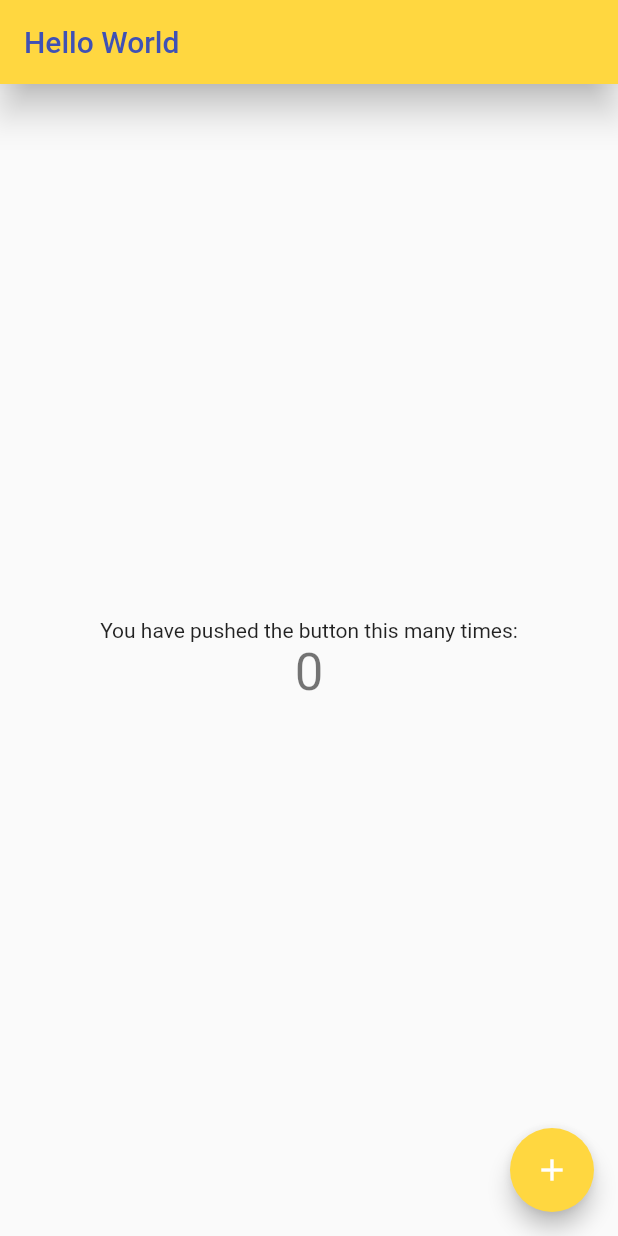
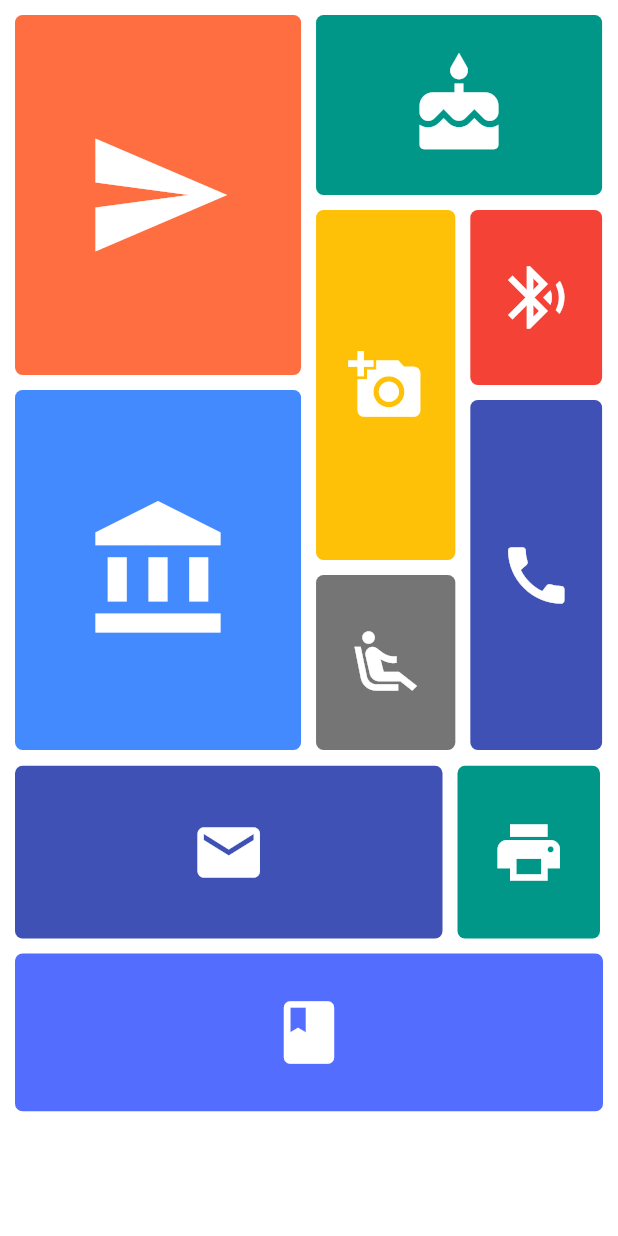
Before and after one commit to shubhams-geekyants/ShubhamFlutterTraining, a Flutter app: the screen it shows after launch, on a phone screen of 412 x 824 dp. Run offline on Flutter 3.47's test engine with Material 2 defaults, Android fonts, the phone set to English and light mode, and no system bars.

Commit message:
app layout done

```diff
--- a/ady_5_assignment/booking/lib/airline.dart
+++ b/ady_5_assignment/booking/lib/airline.dart
@@ -1,9 +1,5 @@
 class Airline{
   static int _sheets = 30, _booked = 0;
-  Airline(){
-    _sheets = 100;
-    _booked = 0;
-  }
 
   static int get available => _sheets - _booked;
 
--- /dev/null
+++ b/ady_5_assignment/hospital/bin/main.dart
@@ -0,0 +1,3 @@
+
+void main(List<String> arguments) {
+}
--- /dev/null
+++ b/learning_app/lib/layout.dart
@@ -0,0 +1,194 @@
+import 'package:flutter/material.dart';
+
+
+class Layout extends StatelessWidget{
+
+  Layout({Key key}):super(key:key){}
+
+  @override
+  Widget build(BuildContext context) {
+    return SafeArea(
+      child: Scaffold(
+        body: Container(
+          decoration: BoxDecoration(
+            color: Colors.white,
+            boxShadow: [BoxShadow(blurRadius: 2, spreadRadius: 1)]
+          ),
+          child: Column(
+            children: <Widget>[
+              Container(
+                height: 750.8/6*4,
+                child: Row(
+                  children: <Widget>[
+                    Container(
+                      width: 411.4/2,
+//                      decoration: BoxDecoration(color: Colors.indigoAccent),
+                      child: Column(
+                        children: <Widget>[
+                          Container(
+                            height: 720/6*2,
+                            margin: EdgeInsets.fromLTRB(10, 10, 5, 0),
+                            decoration: BoxDecoration(
+                                color: Colors.deepOrangeAccent,
+                                borderRadius: BorderRadius.circular(5)
+                            ),
+                            child: Center(
+                              child: Icon(Icons.send, color: Colors.white, size: 100),
+                            ),
+                          ),
+                          Container(
+                            height: 720/6*2,
+                            margin: EdgeInsets.fromLTRB(10, 10, 5, 0),
+                            decoration: BoxDecoration(
+                                color: Colors.blueAccent,
+                                borderRadius: BorderRadius.circular(5)
+                            ),
+                            child: Center(
+                              child: Icon(Icons.account_balance,
+                                  color: Colors.white, size: 100),
+                            ),
+                          ),
+                        ],
+                      ),
+                    ),
+                    Container(
+                      width: 411.4/2,
+//                      decoration: BoxDecoration(color: Colors.indigoAccent),
+                      child: Column(
+                        children: <Widget>[
+                          Container(
+                            height: 720/6,
+                            margin: EdgeInsets.fromLTRB(5, 10, 10, 0),
+                            decoration: BoxDecoration(
+                                color: Colors.teal,
+                                borderRadius: BorderRadius.circular(5)
+                            ),
+                            child: Center(
+                              child: Icon(Icons.cake, color: Colors.white, size: 70),
+                            ),
+                          ),
+                          Container(
+                            height: 740/6*3,
+                            child: Row(
+                              children: <Widget>[
+                                Container(
+                                  width: 411.4/4,
+                                  child: Column(
+                                    children: <Widget>[
+                                      Container(
+                                        height: 700/6*2,
+                                        margin: EdgeInsets.fromLTRB(5, 10, 5, 0),
+                                        decoration: BoxDecoration(
+                                            color: Colors.amber,
+                                            borderRadius: BorderRadius.circular(5)
+                                        ),
+                                        child: Center(
+                                          child: Icon(Icons.add_a_photo,
+                                              color: Colors.white, size: 50),
+                                        ),
+                                      ),
+                                      Container(
+                                        height: 700/6,
+                                        margin: EdgeInsets.fromLTRB( 5, 10 , 5, 0),
+                                        decoration: BoxDecoration(
+                                            color: Colors.black54,
+                                            borderRadius: BorderRadius.circular(5)
+                                        ),
+                                        child: Center(
+                                          child: Icon(Icons.airline_seat_recline_extra,
+                                              color: Colors.white, size: 50),
+                                        ),
+                                      ),
+                                    ],
+                                  ),
+                                ),
+                                Container(
+                                  width: 411.4/4,
+                                  child: Column(
+                                    children: <Widget>[
+                                      Container(
+                                        height: 700/6,
+                                        margin: EdgeInsets.fromLTRB( 5, 10 , 10, 0),
+                                        decoration: BoxDecoration(
+                                            color: Colors.red,
+                                            borderRadius: BorderRadius.circular(5)
+                                        ),
+                                        child: Center(
+                                          child: Icon(Icons.bluetooth_audio,
+                                              color: Colors.white, size: 50),
+                                        ),
+                                      ),
+                                      Container(
+                                        height: 700/6*2,
+                                        margin: EdgeInsets.fromLTRB(5, 10, 10, 0),
+                                        decoration: BoxDecoration(
+                                            color: Colors.indigo,
+                                            borderRadius: BorderRadius.circular(5)
+                                        ),
+                                        child: Center(
+                                          child: Icon(Icons.call,
+                                              color: Colors.white, size: 50),
+                                        ),
+                                      ),
+                                    ],
+                                  ),
+                                ),
+                              ],
+                            ),
+                          ),
+                        ],
+                      ),
+                    )
+                  ],
+                ),
+              ),
+              Container(
+                height: 750.8/6,
+                child: Row(
+                  children: <Widget>[
+                    Container(
+                      width: 285,
+                      margin: EdgeInsets.fromLTRB(10, 10, 5, 0),
+                      decoration: BoxDecoration(
+                          color: Colors.indigo,
+                          borderRadius: BorderRadius.circular(5)
+                      ),
+                      child: Center(
+                        child: Icon(Icons.email, color: Colors.white, size: 50),
+                      ),
+                    ),
+                    Container(
+                      width: 95,
+                      margin: EdgeInsets.fromLTRB(5, 10, 0, 0),
+                      decoration: BoxDecoration(
+                          color: Colors.teal,
+                          borderRadius: BorderRadius.circular(5)
+                      ),
+                      child: Center(
+                        child: Icon(Icons.print, color: Colors.white, size: 50),
+                      ),
+                    ),
+                  ],
+                )
+              ),
+              Container(
+                height: 750.8/6,
+                child: Container(
+                  margin: EdgeInsets.all(10),
+                  decoration: BoxDecoration(
+                    color: Colors.indigoAccent,
+                    borderRadius: BorderRadius.circular(5)
+                  ),
+                  child: Center(
+                    child: Icon(Icons.book, color: Colors.white, size: 50),
+                  ),
+                )
+              ),
+            ],
+          ),
+        )
+      )
+    );
+  }
+
+}
--- a/learning_app/lib/main.dart
+++ b/learning_app/lib/main.dart
@@ -1,3 +1,4 @@
+import 'package:learning_app/layout.dart';
 import 'package:flutter/material.dart';
 
 void main() => runApp(MyApp());
@@ -10,106 +11,9 @@ class MyApp extends StatelessWidget {
       title: 'Flutter Demo',
       debugShowCheckedModeBanner: false,
       theme: ThemeData(
-        // This is the theme of your application.
-        //
-        // Try running your application with "flutter run". You'll see the
-        // application has a blue toolbar. Then, without quitting the app, try
-        // changing the primarySwatch below to Colors.green and then invoke
-        // "hot reload" (press "r" in the console where you ran "flutter run",
-        // or simply save your changes to "hot reload" in a Flutter IDE).
-        // Notice that the counter didn't reset back to zero; the application
-        // is not restarted.
         primarySwatch: Colors.indigo,
       ),
-      home: MyHomePage(title: 'Flutter Demo Home Page'),
+      home: Layout(),
     );
   }
 }
-
-class MyHomePage extends StatefulWidget {
-  MyHomePage({Key key, this.title}) : super(key: key);
-
-  // This widget is the home page of your application. It is stateful, meaning
-  // that it has a State object (defined below) that contains fields that affect
-  // how it looks.
-
-  // This class is the configuration for the state. It holds the values (in this
-  // case the title) provided by the parent (in this case the App widget) and
-  // used by the build method of the State. Fields in a Widget subclass are
-  // always marked "final".
-
-  final String title;
-
-  @override
-  _MyHomePageState createState() => _MyHomePageState();
-}
-
-class _MyHomePageState extends State<MyHomePage> {
-  int _counter = 0;
-
-  void _incrementCounter() {
-    setState(() {
-      // This call to setState tells the Flutter framework that something has
-      // changed in this State, which causes it to rerun the build method below
-      // so that the display can reflect the updated values. If we changed
-      // _counter without calling setState(), then the build method would not be
-      // called again, and so nothing would appear to happen.
-      _counter += 10;
-    });
-  }
-
-  @override
-  Widget build(BuildContext context) {
-    // This method is rerun every time setState is called, for instance as done
-    // by the _incrementCounter method above.
-    //
-    // The Flutter framework has been optimized to make rerunning build methods
-    // fast, so that you can just rebuild anything that needs updating rather
-    // than having to individually change instances of widgets.
-    return Scaffold(
-      appBar: AppBar(
-        // Here we take the value from the MyHomePage object that was created by
-        // the App.build method, and use it to set our appbar title.
-        title: Text('Hello World', style: TextStyle(color: Colors.indigo)),
-        backgroundColor: Colors.amberAccent,
-        elevation: 10,
-      ),
-      body: Center(
-        // Center is a layout widget. It takes a single child and positions it
-        // in the middle of the parent.
-        child: Column(
-          // Column is also a layout widget. It takes a list of children and
-          // arranges them vertically. By default, it sizes itself to fit its
-          // children horizontally, and tries to be as tall as its parent.
-          //
-          // Invoke "debug painting" (press "p" in the console, choose the
-          // "Toggle Debug Paint" action from the Flutter Inspector in Android
-          // Studio, or the "Toggle Debug Paint" command in Visual Studio Code)
-          // to see the wireframe for each widget.
-          //
-          // Column has various properties to control how it sizes itself and
-          // how it positions its children. Here we use mainAxisAlignment to
-          // center the children vertically; the main axis here is the vertical
-          // axis because Columns are vertical (the cross axis would be
-          // horizontal).
-          mainAxisAlignment: MainAxisAlignment.center,
-          children: <Widget>[
-            Text(
-              'You have pushed the button this many times:',
-            ),
-            Text(
-              '$_counter',
-              style: Theme.of(context).textTheme.display1,
-            ),
-          ],
-        ),
-      ),
-      floatingActionButton: FloatingActionButton(
-        onPressed: _incrementCounter,
-        tooltip: 'Increment',
-        backgroundColor: Colors.amberAccent,
-        child: Icon(Icons.add),
-      ), // This trailing comma makes auto-formatting nicer for build methods.
-    );
-  }
-}
```
Also changed, not shown: ady_5_assignment/hospital/analysis_options.yaml (added, +14 -0 lines), ady_5_assignment/hospital/pubspec.yaml (added, +14 -0 lines), ady_5_assignment/hospital/lib/hospital.dart (added), 3 other files.
